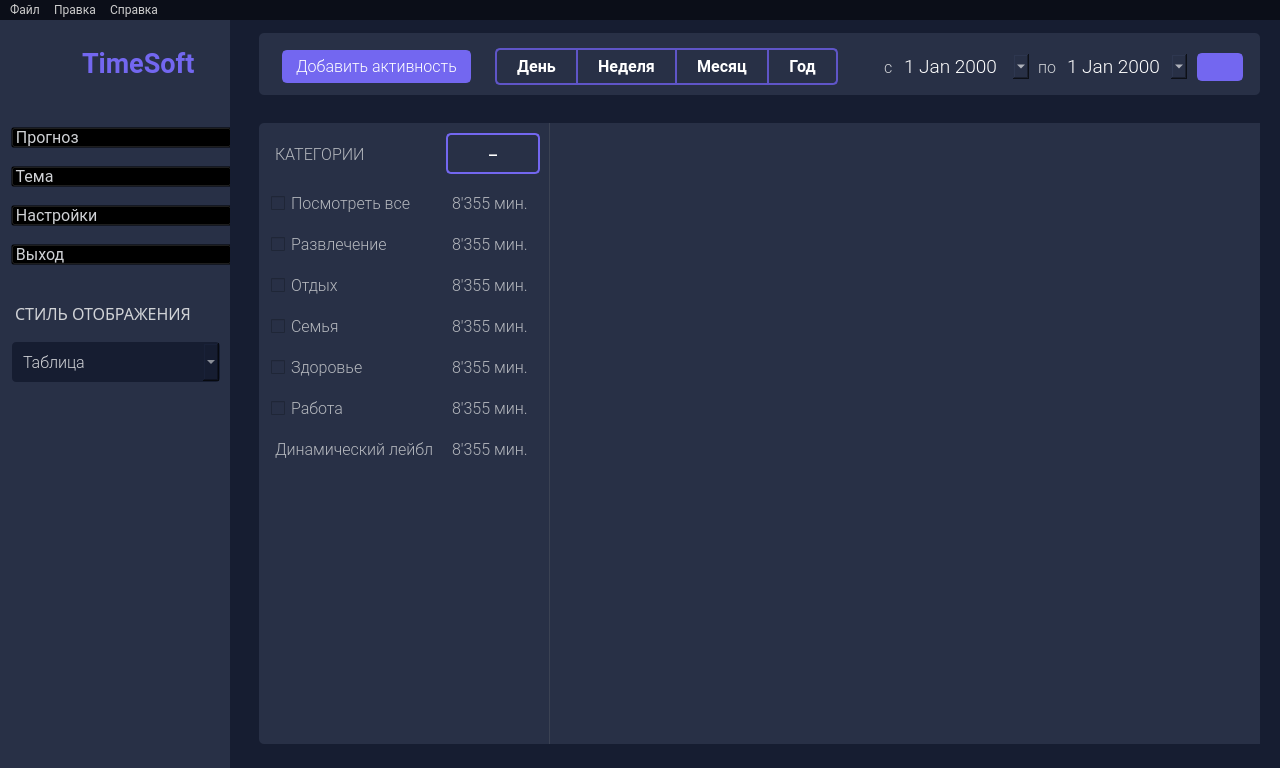
The window that design/mainwindow_d.ui (yurii-bel/project_2021) describes before a commit, drawn with Qt 5.
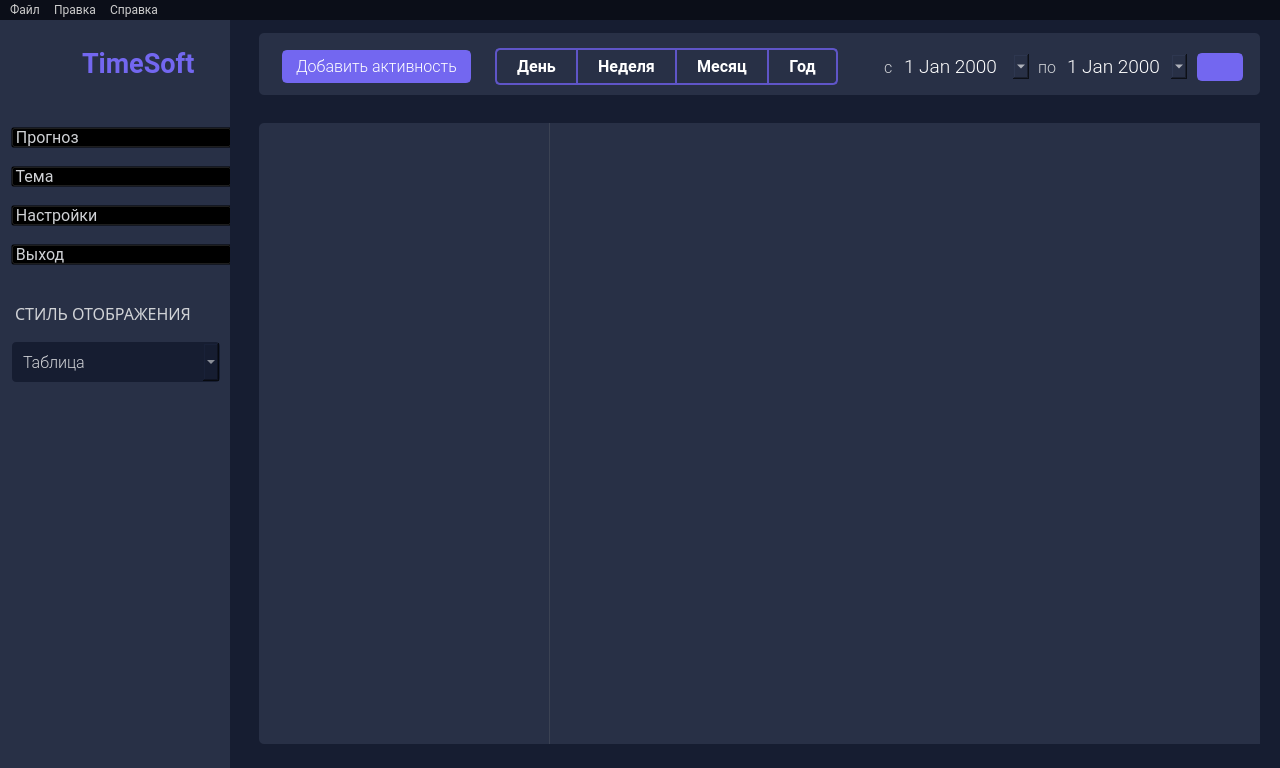
The same window after the commit. Icons and pictures are not drawn.

Commit message: rewrited ctegories block. now it's showing real user categories and overall time to all of it

```diff
--- a/design/mainwindow_d.ui
+++ b/design/mainwindow_d.ui
@@ -835,573 +835,12 @@
     </property>
     <property name="styleSheet">
      <string notr="true">QWidget { 
+color: #B4B7BD;
 background-color: #283046;
 border-top-left-radius: 5px;
 border-bottom-left-radius: 5px;
 }</string>
     </property>
-    <widget class="QWidget" name="layoutWidget">
-     <property name="geometry">
-      <rect>
-       <x>10</x>
-       <y>10</y>
-       <width>271</width>
-       <height>601</height>
-      </rect>
-     </property>
-     <layout class="QGridLayout" name="mainwindow_gridLayout_category">
-      <property name="verticalSpacing">
-       <number>18</number>
-      </property>
-      <item row="0" column="0">
-       <widget class="QLabel" name="mainwindow_textlbl_category">
-        <property name="maximumSize">
-         <size>
-          <width>16777215</width>
-          <height>23</height>
-         </size>
-        </property>
-        <property name="font">
-         <font>
-          <family>Roboto Light</family>
-          <pointsize>12</pointsize>
-          <weight>50</weight>
-          <italic>false</italic>
-          <bold>false</bold>
-         </font>
-        </property>
-        <property name="styleSheet">
-         <string notr="true">color: #B4B7BD;
-border: 2px solid rgba(0, 0, 0, 0);
-margin-top: 2px;</string>
-        </property>
-        <property name="text">
-         <string>КАТЕГОРИИ</string>
-        </property>
-        <property name="alignment">
-         <set>Qt::AlignLeading|Qt::AlignLeft|Qt::AlignVCenter</set>
-        </property>
-       </widget>
-      </item>
-      <item row="7" column="0">
-       <widget class="QLabel" name="mainwindow_checkBoxlbl_dinamic">
-        <property name="maximumSize">
-         <size>
-          <width>16777215</width>
-          <height>23</height>
-         </size>
-        </property>
-        <property name="font">
-         <font>
-          <family>Roboto Light</family>
-          <pointsize>12</pointsize>
-          <weight>50</weight>
-          <italic>false</italic>
-          <bold>false</bold>
-         </font>
-        </property>
-        <property name="styleSheet">
-         <string notr="true">QLabel {
-color: #B4B7BD;
-border: 2px solid rgba(0, 0, 0, 0) ;
-}
-
-QLabel:hover {
-background-color: rgb(40, 48, 70);
-color: rgb(185, 185, 195);
-border: 2px solid #7666F8;
-border-radius: 5px;
-}</string>
-        </property>
-        <property name="text">
-         <string>Динамический лейбл</string>
-        </property>
-       </widget>
-      </item>
-      <item row="4" column="1">
-       <widget class="QLabel" name="mainwindow_lbl_time_family">
-        <property name="maximumSize">
-         <size>
-          <width>16777215</width>
-          <height>23</height>
-         </size>
-        </property>
-        <property name="font">
-         <font>
-          <family>Roboto Light</family>
-          <pointsize>12</pointsize>
-         </font>
-        </property>
-        <property name="styleSheet">
-         <string notr="true">QLabel {
-color: #B4B7BD;
-border: 2px solid rgba(0, 0, 0, 0) ;
-}
-
-QLabel:hover {
-background-color: rgb(40, 48, 70);
-color: rgb(185, 185, 195);
-border: 2px solid #7666F8;
-border-radius: 5px;
-}</string>
-        </property>
-        <property name="text">
-         <string>8'355 мин.</string>
-        </property>
-       </widget>
-      </item>
-      <item row="5" column="0">
-       <widget class="QCheckBox" name="mainwindow_checkBox_health">
-        <property name="maximumSize">
-         <size>
-          <width>16777215</width>
-          <height>23</height>
-         </size>
-        </property>
-        <property name="font">
-         <font>
-          <family>Roboto Light</family>
-          <pointsize>12</pointsize>
-          <weight>50</weight>
-          <italic>false</italic>
-          <bold>false</bold>
-         </font>
-        </property>
-        <property name="styleSheet">
-         <string notr="true">QCheckBox {
-color: #B4B7BD;
-border: 2px solid rgba(0, 0, 0, 0) ;
-}
-
-QCheckBox:hover {
-background-color: rgb(40, 48, 70);
-color: rgb(185, 185, 195);
-border: 2px solid #7666F8;
-border-radius: 5px;
-}</string>
-        </property>
-        <property name="text">
-         <string>Здоровье</string>
-        </property>
-       </widget>
-      </item>
-      <item row="6" column="0">
-       <widget class="QCheckBox" name="mainwindow_checkBox_work">
-        <property name="maximumSize">
-         <size>
-          <width>16777215</width>
-          <height>23</height>
-         </size>
-        </property>
-        <property name="font">
-         <font>
-          <family>Roboto Light</family>
-          <pointsize>12</pointsize>
-          <weight>50</weight>
-          <italic>false</italic>
-          <bold>false</bold>
-         </font>
-        </property>
-        <property name="styleSheet">
-         <string notr="true">QCheckBox {
-color: #B4B7BD;
-border: 2px solid rgba(0, 0, 0, 0) ;
-}
-
-QCheckBox:hover {
-background-color: rgb(40, 48, 70);
-color: rgb(185, 185, 195);
-border: 2px solid #7666F8;
-border-radius: 5px;
-}</string>
-        </property>
-        <property name="text">
-         <string>Работа</string>
-        </property>
-       </widget>
-      </item>
-      <item row="5" column="1">
-       <widget class="QLabel" name="mainwindow_lbl_time_health">
-        <property name="maximumSize">
-         <size>
-          <width>16777215</width>
-          <height>23</height>
-         </size>
-        </property>
-        <property name="font">
-         <font>
-          <family>Roboto Light</family>
-          <pointsize>12</pointsize>
-         </font>
-        </property>
-        <property name="styleSheet">
-         <string notr="true">QLabel {
-color: #B4B7BD;
-border: 2px solid rgba(0, 0, 0, 0) ;
-}
-
-QLabel:hover {
-background-color: rgb(40, 48, 70);
-color: rgb(185, 185, 195);
-border: 2px solid #7666F8;
-border-radius: 5px;
-}</string>
-        </property>
-        <property name="text">
-         <string>8'355 мин.</string>
-        </property>
-       </widget>
-      </item>
-      <item row="7" column="1">
-       <widget class="QLabel" name="mainwindow_lbl_time_dinamic">
-        <property name="maximumSize">
-         <size>
-          <width>16777215</width>
-          <height>23</height>
-         </size>
-        </property>
-        <property name="font">
-         <font>
-          <family>Roboto Light</family>
-          <pointsize>12</pointsize>
-         </font>
-        </property>
-        <property name="styleSheet">
-         <string notr="true">QLabel {
-color: #B4B7BD;
-border: 2px solid rgba(0, 0, 0, 0) ;
-}
-
-QLabel:hover {
-background-color: rgb(40, 48, 70);
-color: rgb(185, 185, 195);
-border: 2px solid #7666F8;
-border-radius: 5px;
-}</string>
-        </property>
-        <property name="text">
-         <string>8'355 мин.</string>
-        </property>
-       </widget>
-      </item>
-      <item row="2" column="0">
-       <widget class="QCheckBox" name="mainwindow_checkBox_entertainment">
-        <property name="maximumSize">
-         <size>
-          <width>16777215</width>
-          <height>23</height>
-         </size>
-        </property>
-        <property name="font">
-         <font>
-          <family>Roboto Light</family>
-          <pointsize>12</pointsize>
-          <weight>50</weight>
-          <italic>false</italic>
-          <bold>false</bold>
-         </font>
-        </property>
-        <property name="styleSheet">
-         <string notr="true">QCheckBox {
-color: #B4B7BD;
-border: 2px solid rgba(0, 0, 0, 0) ;
-}
-
-QCheckBox:hover {
-background-color: rgb(40, 48, 70);
-color: rgb(185, 185, 195);
-border: 2px solid #7666F8;
-border-radius: 5px;
-}</string>
-        </property>
-        <property name="text">
-         <string>Развлечение</string>
-        </property>
-       </widget>
-      </item>
-      <item row="4" column="0">
-       <widget class="QCheckBox" name="mainwindow_checkBox_family">
-        <property name="maximumSize">
-         <size>
-          <width>16777215</width>
-          <height>23</height>
-         </size>
-        </property>
-        <property name="font">
-         <font>
-          <family>Roboto Light</family>
-          <pointsize>12</pointsize>
-          <weight>50</weight>
-          <italic>false</italic>
-          <bold>false</bold>
-         </font>
-        </property>
-        <property name="styleSheet">
-         <string notr="true">QCheckBox {
-color: #B4B7BD;
-border: 2px solid rgba(0, 0, 0, 0) ;
-}
-
-QCheckBox:hover {
-background-color: rgb(40, 48, 70);
-color: rgb(185, 185, 195);
-border: 2px solid #7666F8;
-border-radius: 5px;
-}</string>
-        </property>
-        <property name="text">
-         <string>Семья</string>
-        </property>
-       </widget>
-      </item>
-      <item row="1" column="0">
-       <widget class="QCheckBox" name="mainwindow_checkBox_see_all">
-        <property name="maximumSize">
-         <size>
-          <width>16777215</width>
-          <height>23</height>
-         </size>
-        </property>
-        <property name="font">
-         <font>
-          <family>Roboto Light</family>
-          <pointsize>12</pointsize>
-          <weight>50</weight>
-          <italic>false</italic>
-          <bold>false</bold>
-         </font>
-        </property>
-        <property name="styleSheet">
-         <string notr="true">QCheckBox {
-color: #B4B7BD;
-border: 2px solid rgba(0, 0, 0, 0) ;
-}
-
-QCheckBox:hover {
-background-color: rgb(40, 48, 70);
-color: rgb(185, 185, 195);
-border: 2px solid #7666F8;
-border-radius: 5px;
-}</string>
-        </property>
-        <property name="text">
-         <string>Посмотреть все</string>
-        </property>
-       </widget>
-      </item>
-      <item row="6" column="1">
-       <widget class="QLabel" name="mainwindow_lbl_time_work">
-        <property name="maximumSize">
-         <size>
-          <width>16777215</width>
-          <height>23</height>
-         </size>
-        </property>
-        <property name="font">
-         <font>
-          <family>Roboto Light</family>
-          <pointsize>12</pointsize>
-         </font>
-        </property>
-        <property name="styleSheet">
-         <string notr="true">QLabel {
-color: #B4B7BD;
-border: 2px solid rgba(0, 0, 0, 0) ;
-}
-
-QLabel:hover {
-background-color: rgb(40, 48, 70);
-color: rgb(185, 185, 195);
-border: 2px solid #7666F8;
-border-radius: 5px;
-}</string>
-        </property>
-        <property name="text">
-         <string>8'355 мин.</string>
-        </property>
-       </widget>
-      </item>
-      <item row="3" column="1">
-       <widget class="QLabel" name="mainwindow_lbl_time_relaxation">
-        <property name="maximumSize">
-         <size>
-          <width>16777215</width>
-          <height>23</height>
-         </size>
-        </property>
-        <property name="font">
-         <font>
-          <family>Roboto Light</family>
-          <pointsize>12</pointsize>
-         </font>
-        </property>
-        <property name="styleSheet">
-         <string notr="true">QLabel {
-color: #B4B7BD;
-border: 2px solid rgba(0, 0, 0, 0) ;
-}
-
-QLabel:hover {
-background-color: rgb(40, 48, 70);
-color: rgb(185, 185, 195);
-border: 2px solid #7666F8;
-border-radius: 5px;
-}</string>
-        </property>
-        <property name="text">
-         <string>8'355 мин.</string>
-        </property>
-       </widget>
-      </item>
-      <item row="1" column="1">
-       <widget class="QLabel" name="mainwindow_lbl_time_all">
-        <property name="maximumSize">
-         <size>
-          <width>16777215</width>
-          <height>23</height>
-         </size>
-        </property>
-        <property name="font">
-         <font>
-          <family>Roboto Light</family>
-          <pointsize>12</pointsize>
-         </font>
-        </property>
-        <property name="styleSheet">
-         <string notr="true">QLabel {
-color: #B4B7BD;
-border: 2px solid rgba(0, 0, 0, 0) ;
-}
-
-QLabel:hover {
-background-color: rgb(40, 48, 70);
-color: rgb(185, 185, 195);
-border: 2px solid #7666F8;
-border-radius: 5px;
-}</string>
-        </property>
-        <property name="text">
-         <string>8'355 мин.</string>
-        </property>
-       </widget>
-      </item>
-      <item row="2" column="1">
-       <widget class="QLabel" name="mainwindow_lbl_time_entertainment">
-        <property name="maximumSize">
-         <size>
-          <width>16777215</width>
-          <height>23</height>
-         </size>
-        </property>
-        <property name="font">
-         <font>
-          <family>Roboto Light</family>
-          <pointsize>12</pointsize>
-         </font>
-        </property>
-        <property name="styleSheet">
-         <string notr="true">QLabel {
-color: #B4B7BD;
-border: 2px solid rgba(0, 0, 0, 0) ;
-}
-
-QLabel:hover {
-background-color: rgb(40, 48, 70);
-color: rgb(185, 185, 195);
-border: 2px solid #7666F8;
-border-radius: 5px;
-}</string>
-        </property>
-        <property name="text">
-         <string>8'355 мин.</string>
-        </property>
-       </widget>
-      </item>
-      <item row="3" column="0">
-       <widget class="QCheckBox" name="mainwindow_checkBox_relaxation">
-        <property name="maximumSize">
-         <size>
-          <width>16777215</width>
-          <height>23</height>
-         </size>
-        </property>
-        <property name="font">
-         <font>
-          <family>Roboto Light</family>
-          <pointsize>12</pointsize>
-          <weight>50</weight>
-          <italic>false</italic>
-          <bold>false</bold>
-         </font>
-        </property>
-        <property name="styleSheet">
-         <string notr="true">QCheckBox {
-color: #B4B7BD;
-border: 2px solid rgba(0, 0, 0, 0) ;
-}
-
-QCheckBox:hover {
-background-color: rgb(40, 48, 70);
-color: rgb(185, 185, 195);
-border: 2px solid #7666F8;
-border-radius: 5px;
-}</string>
-        </property>
-        <property name="text">
-         <string>Отдых</string>
-        </property>
-       </widget>
-      </item>
-      <item row="8" column="0">
-       <spacer name="mainwindow_verticalSpacer_category">
-        <property name="orientation">
-         <enum>Qt::Vertical</enum>
-        </property>
-        <property name="sizeType">
-         <enum>QSizePolicy::Expanding</enum>
-        </property>
-        <property name="sizeHint" stdset="0">
-         <size>
-          <width>20</width>
-          <height>200</height>
-         </size>
-        </property>
-       </spacer>
-      </item>
-      <item row="0" column="1">
-       <widget class="QPushButton" name="mainwindow_btn_category_delete">
-        <property name="font">
-         <font>
-          <family>Roboto-Light</family>
-          <pointsize>14</pointsize>
-          <weight>50</weight>
-          <bold>false</bold>
-         </font>
-        </property>
-        <property name="styleSheet">
-         <string notr="true">QPushButton {
-	background-color: rgba(0, 0, 0, 0);
-	color: rgb(255, 255, 255);
-	border: 2px solid rgb(115, 103, 240);
-	border-radius: 5px;
-	padding-left: 12px;
-	padding-right: 12px;
-	padding-top: 5px;
-	padding-bottom: 5px;
-}
-QPushButton:hover {
-	background-color: rgb(115, 103, 240);
-	color: rgb(255, 255, 255);
-	border: 1px solid rgb(115, 103, 240);
-}</string>
-        </property>
-        <property name="text">
-         <string>–</string>
-        </property>
-       </widget>
-      </item>
-     </layout>
-    </widget>
    </widget>
    <widget class="QWidget" name="mainwindow_widget_view" native="true">
     <property name="geometry">
```
The commit also changes 1 other file.
